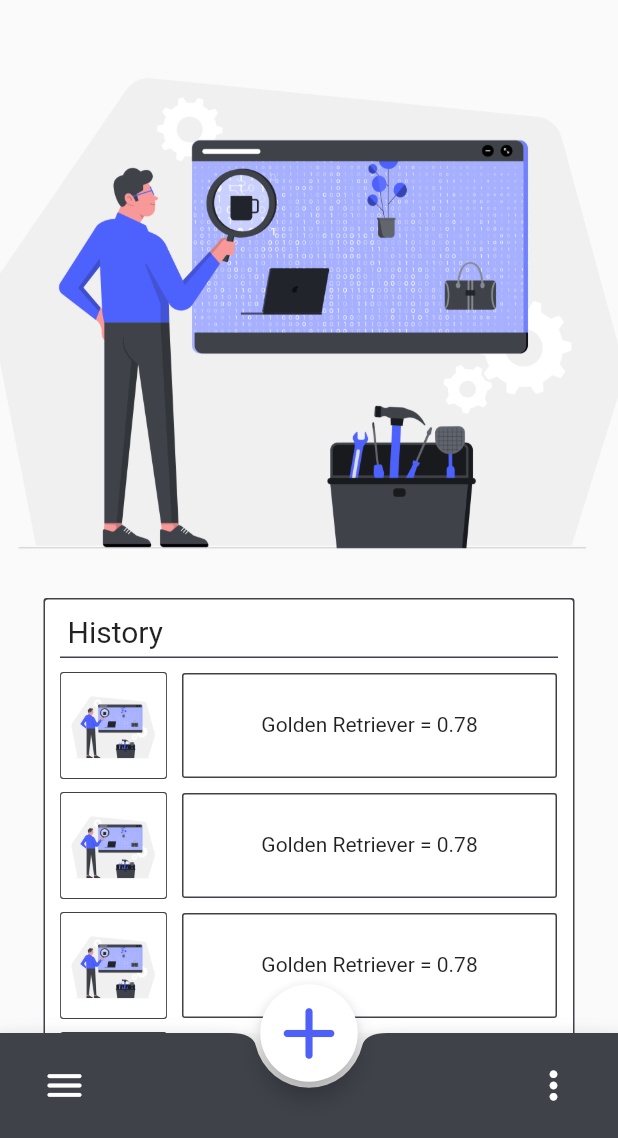
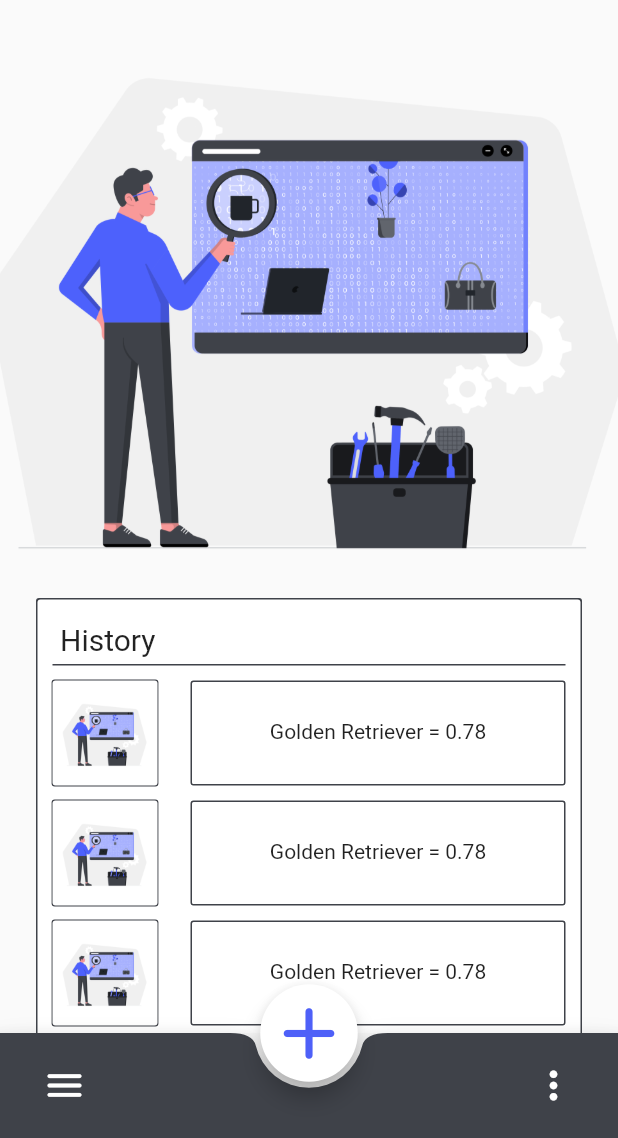
Before and after one commit to Parthvsquare/Image-Ai, a Flutter app: the screen it shows after launch, on a phone screen of 412 x 824 dp, the part 98-1236 px from its top. Run offline on Flutter 3.47's test engine with Material 2 defaults, Android fonts, the phone set to English and light mode, and no system bars; our stand-ins replace image_picker.

```diff
--- a/lib/historyPage/history.dart
+++ b/lib/historyPage/history.dart
@@ -12,7 +12,7 @@ class _HistoryState extends State<History> {
   Widget build(BuildContext context) {
     return Container(
       width: double.infinity,
-      margin: EdgeInsets.only(left: 30, right: 30, bottom: 50),
+      margin: EdgeInsets.only(left: 25, right: 25, bottom: 50),
       child: HistoryItems(),
       decoration: BoxDecoration(
         borderRadius: BorderRadius.circular(2),
--- a/lib/historyPage/historyItem.dart
+++ b/lib/historyPage/historyItem.dart
@@ -13,9 +13,10 @@ class _HistoryItemsState extends State<HistoryItems> {
     return Column(
       mainAxisAlignment: MainAxisAlignment.spaceBetween,
       children: [
+//----------------------------------The title of the table----------------------------------//
         Container(
           alignment: Alignment.topLeft,
-          margin: EdgeInsets.only(top: 10, left: 15, bottom: 5),
+          margin: EdgeInsets.only(top: 15, left: 15, bottom: 5),
           child: Text(
             'History',
             style: TextStyle(fontSize: 20),
--- a/lib/historyPage/historyitemrow.dart
+++ b/lib/historyPage/historyitemrow.dart
@@ -5,10 +5,10 @@ class HistoryItemsRow extends StatelessWidget {
   @override
   Widget build(BuildContext context) {
     return Row(
-      mainAxisAlignment: MainAxisAlignment.spaceEvenly,
+      mainAxisAlignment: MainAxisAlignment.spaceBetween,
       children: [
         Container(
-          //margin: EdgeInsets.only(top: 10, bottom: 10, left: 10, right: 5),
+          margin: EdgeInsets.only(left: 10, right: 5),
           width: 70,
           height: 70,
           decoration: BoxDecoration(
@@ -24,7 +24,7 @@ class HistoryItemsRow extends StatelessWidget {
           ),
         ),
         Container(
-          //margin: EdgeInsets.only(top: 10, bottom: 10, left: 5, right: 10),
+          margin: EdgeInsets.only(left: 5, right: 10),
           padding: EdgeInsets.only(top: 25),
           decoration: BoxDecoration(
             borderRadius: BorderRadius.circular(2),
```
